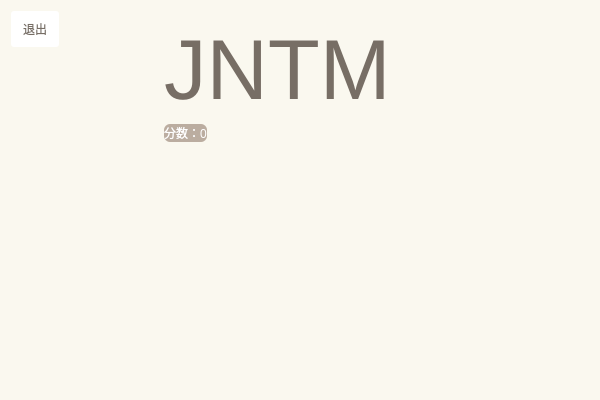
Old version of the form mainwindow.ui in the repository ZKLlab/cxk-2048-cpp.
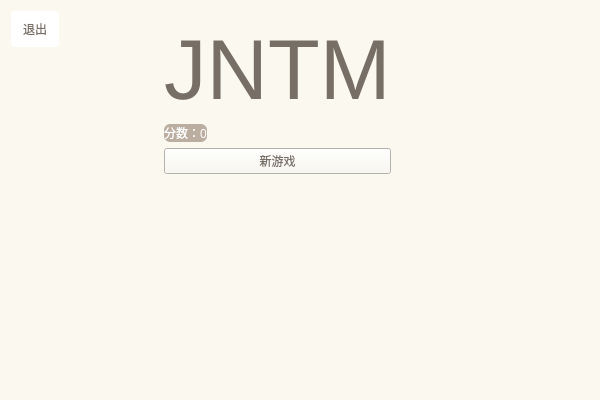
New version of the form.

```diff
--- a/mainwindow.ui
+++ b/mainwindow.ui
@@ -127,6 +127,13 @@
            </property>
           </widget>
          </item>
+         <item>
+          <widget class="QPushButton" name="newGameButton">
+           <property name="text">
+            <string>新游戏</string>
+           </property>
+          </widget>
+         </item>
          <item>
           <spacer name="verticalSpacer_2">
            <property name="orientation">
```
Left out of the diff: 19 changed lines with no effect on the pictures.
